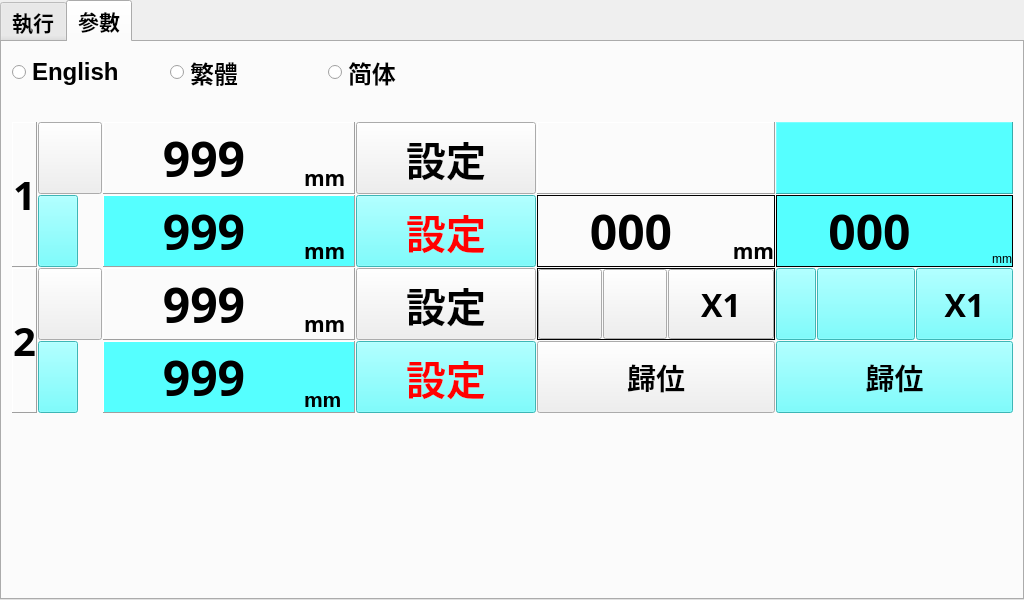
Qt form SW/Raspberry_Pi/resources/ui/MainForm.ui (tonyghchen/LoadingMachine) before a commit.
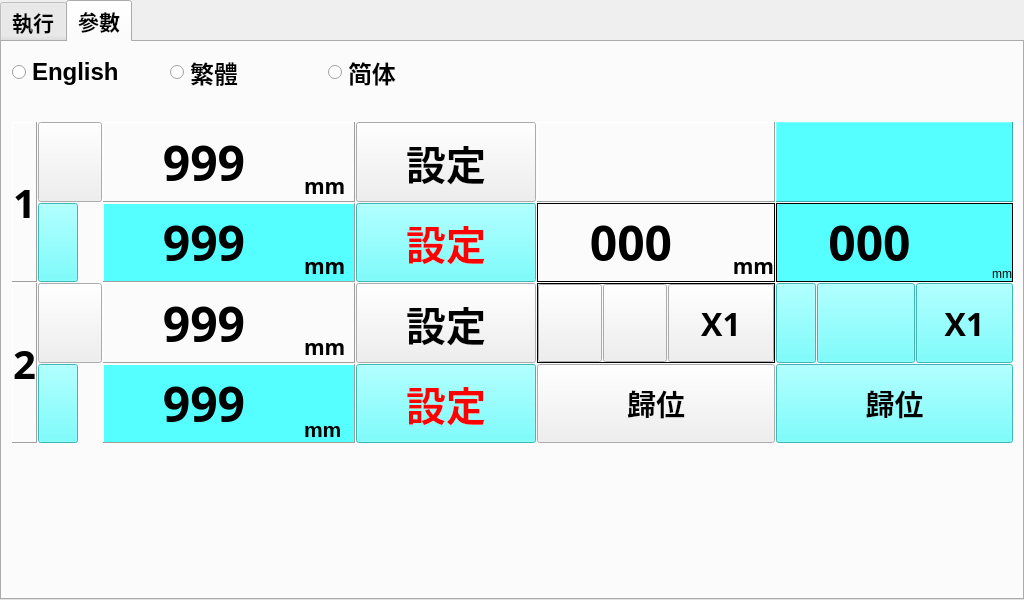
The same form after that commit. The open tabs and pages were chosen to show the change. Icons and pictures are not drawn.

Commit message: 修正:prograssbar1-4的範圍為0-5000, 顯示改為%v

```diff
--- a/SW/Raspberry_Pi/resources/ui/MainForm.ui
+++ b/SW/Raspberry_Pi/resources/ui/MainForm.ui
@@ -35,6 +35,7 @@
    <font>
     <family>Arial</family>
     <pointsize>14</pointsize>
+    <weight>75</weight>
     <bold>true</bold>
    </font>
   </property>
@@ -100,6 +101,7 @@
        <font>
         <family>微軟正黑體</family>
         <pointsize>16</pointsize>
+        <weight>75</weight>
         <bold>true</bold>
        </font>
       </property>
@@ -597,7 +599,7 @@
           <x>10</x>
           <y>80</y>
           <width>1001</width>
-          <height>291</height>
+          <height>321</height>
          </rect>
         </property>
         <layout class="QGridLayout" name="gridLayout_2">
@@ -625,6 +627,7 @@
             <font>
              <family>微軟正黑體</family>
              <pointsize>30</pointsize>
+             <weight>75</weight>
              <bold>true</bold>
             </font>
            </property>
@@ -648,6 +651,7 @@
             <font>
              <family>微軟正黑體</family>
              <pointsize>30</pointsize>
+             <weight>75</weight>
              <bold>true</bold>
             </font>
            </property>
@@ -710,6 +714,7 @@
                <font>
                 <family>Microsoft JhengHei UI</family>
                 <pointsize>16</pointsize>
+                <weight>75</weight>
                 <bold>true</bold>
                </font>
               </property>
@@ -736,6 +741,7 @@
                <font>
                 <family>微軟正黑體</family>
                 <pointsize>36</pointsize>
+                <weight>75</weight>
                 <bold>true</bold>
                </font>
               </property>
@@ -771,6 +777,7 @@
             <font>
              <family>微軟正黑體</family>
              <pointsize>22</pointsize>
+             <weight>75</weight>
              <bold>true</bold>
             </font>
            </property>
@@ -794,6 +801,7 @@
             <font>
              <family>微軟正黑體</family>
              <pointsize>30</pointsize>
+             <weight>75</weight>
              <bold>true</bold>
             </font>
            </property>
@@ -898,6 +906,7 @@
               <font>
                <family>微軟正黑體</family>
                <pointsize>24</pointsize>
+               <weight>75</weight>
                <bold>true</bold>
               </font>
              </property>
@@ -953,6 +962,7 @@
                <font>
                 <family>微軟正黑體</family>
                 <pointsize>36</pointsize>
+                <weight>75</weight>
                 <bold>true</bold>
                </font>
               </property>
@@ -1025,6 +1035,7 @@
                <font>
                 <family>微軟正黑體</family>
                 <pointsize>36</pointsize>
+                <weight>75</weight>
                 <bold>true</bold>
                </font>
               </property>
@@ -1057,6 +1068,7 @@
                <font>
                 <family>微軟正黑體</family>
                 <pointsize>16</pointsize>
+                <weight>75</weight>
                 <bold>true</bold>
                </font>
               </property>
@@ -1086,6 +1098,7 @@
             <font>
              <family>微軟正黑體</family>
              <pointsize>22</pointsize>
+             <weight>75</weight>
              <bold>true</bold>
             </font>
            </property>
@@ -1144,6 +1157,7 @@
             <font>
              <family>微軟正黑體</family>
              <pointsize>30</pointsize>
+             <weight>75</weight>
              <bold>true</bold>
             </font>
            </property>
@@ -1180,6 +1194,7 @@
             <font>
              <family>微軟正黑體</family>
              <pointsize>30</pointsize>
+             <weight>75</weight>
              <bold>true</bold>
             </font>
            </property>
@@ -1288,6 +1303,7 @@
                <font>
                 <family>微軟正黑體</family>
                 <pointsize>36</pointsize>
+                <weight>75</weight>
                 <bold>true</bold>
                </font>
               </property>
@@ -1323,6 +1339,7 @@
             <font>
              <family>微軟正黑體</family>
              <pointsize>30</pointsize>
+             <weight>75</weight>
              <bold>true</bold>
             </font>
            </property>
@@ -1441,6 +1458,7 @@
                <font>
                 <family>微軟正黑體</family>
                 <pointsize>24</pointsize>
+                <weight>75</weight>
                 <bold>true</bold>
                </font>
               </property>
@@ -1494,6 +1512,7 @@
                <font>
                 <family>微軟正黑體</family>
                 <pointsize>36</pointsize>
+                <weight>75</weight>
                 <bold>true</bold>
                </font>
               </property>
@@ -1573,6 +1592,7 @@
                <font>
                 <family>微軟正黑體</family>
                 <pointsize>36</pointsize>
+                <weight>75</weight>
                 <bold>true</bold>
                </font>
               </property>
```
Left out of the diff: 25 changed lines with no effect on the pictures. The commit also changes 2 other files.
